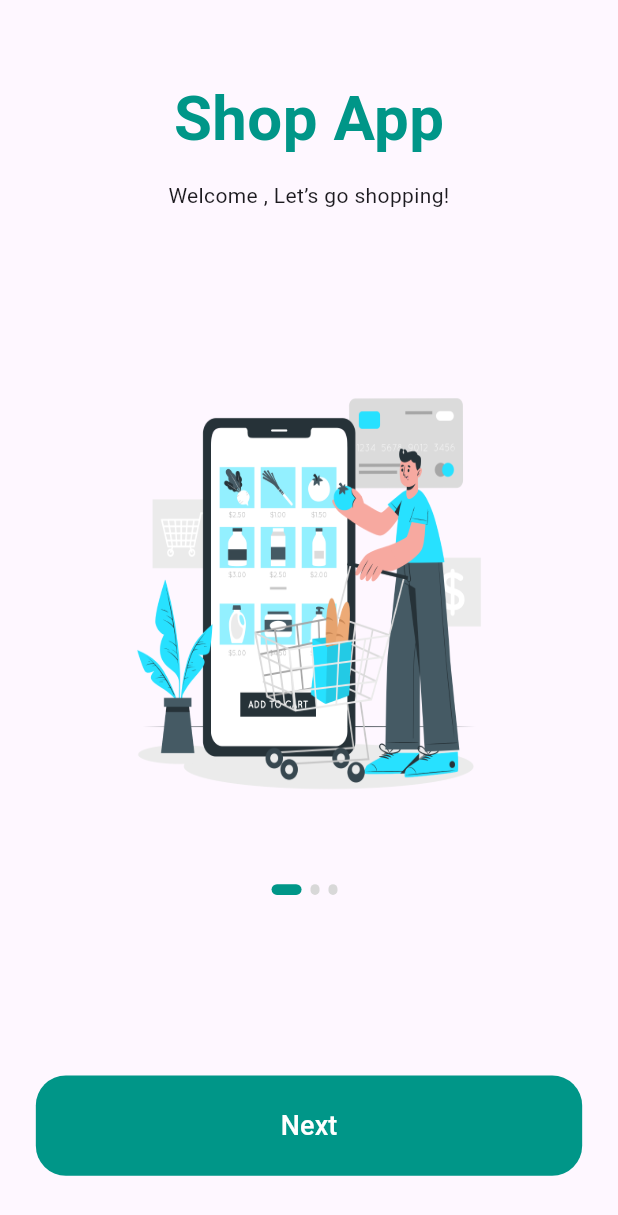
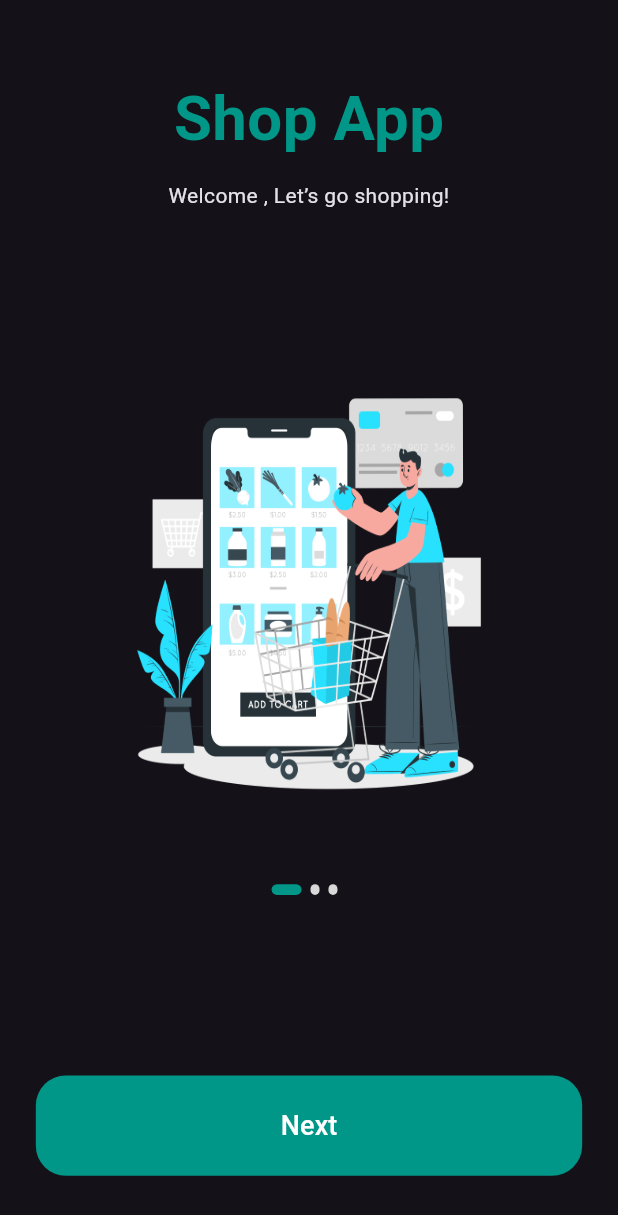
Before and after one commit to yousefelsayed409/E_Commerce_App_project, a Flutter app: the screen it shows after launch, on a phone screen of 412 x 824 dp. Shown: the top 1215 px of the screen. Run offline on Flutter 3.47's test engine with Material 3 defaults, Android fonts, the phone set to English and light mode, and no system bars; our stand-ins replace bloc, cached_network_image, card_swiper, circle_nav_bar, dio, flutter_bloc and 9 more; missing offline and left inert: dynamic_height_grid_view, flutter_paypal_checkout; accounts and stored records are empty.

Commit message:
add Light and dark theme

```diff
--- a/ecommerceapp/lib/core/app/app.dart
+++ b/ecommerceapp/lib/core/app/app.dart
@@ -3,12 +3,11 @@ import 'package:ecommerceapp/core/theme/enums/themstate.dart';
 import 'package:ecommerceapp/featuears/Layout/Layout_cubit.dart/cubit/layout_cubit.dart';
 import 'package:ecommerceapp/featuears/auth/signIn/manger/cubit/auth_login_cubit.dart';
 import 'package:ecommerceapp/featuears/auth/signUp/manger/manger/auth_cubit.dart';
-import 'package:ecommerceapp/featuears/cart/manger/cubit/cubit.dart';
+import 'package:ecommerceapp/featuears/cart/manger/paypal_cubit/cubit.dart';
 import 'package:flutter/material.dart';
 import 'package:flutter_bloc/flutter_bloc.dart';
 import 'package:flutter_screenutil/flutter_screenutil.dart';
 import '../routes/app_routes.dart';
-
 class App extends StatelessWidget {
   const App({super.key});
 
@@ -30,7 +29,7 @@ class App extends StatelessWidget {
         ),
         BlocProvider(
           create: (context) => LayoutCubit()
-          ..getProducts()
+            ..getProducts()
             ..getCarts()
             ..getfavorite()
             ..getBannersData()
@@ -38,17 +37,24 @@ class App extends StatelessWidget {
         ),
       ],
       child: ScreenUtilInit(
-        designSize: const Size(360, 690),
+           designSize: const Size(360, 690),
         minTextAdapt: true,
         splitScreenMode: true,
-        builder: (context, child) {
-          return const MaterialApp(
+    builder: (context, child) {
+      return BlocBuilder<ThemCubit, ThemState>(
+        builder: (context, state) {
+          ThemeData appTheme = state is AppLightThem
+              ? ThemeData.light()
+              : ThemeData.dark();
+
+          return MaterialApp(
+            theme: appTheme,
             debugShowCheckedModeBanner: false,
             initialRoute: AppRoute.splashScreen,
             onGenerateRoute: AppRoute.generateRoute,
           );
         },
-      ),
-    );
+      );
+  }));
   }
 }
--- a/ecommerceapp/lib/core/utils/constants.dart
+++ b/ecommerceapp/lib/core/utils/constants.dart
@@ -9,7 +9,7 @@ const secondColor = Color(0xff819f7f);
 const thirdColor = Color(0xfffdfbda);
 
 const fourthColor = Color(0xffd3d0a8);
-String? Token;
+// String? Token;
 String? currenpassword;
 
 const kPrimaryColor =
--- a/ecommerceapp/lib/core/widgets/api_constants.dart
+++ b/ecommerceapp/lib/core/widgets/api_constants.dart
@@ -18,6 +18,8 @@ class ApiContest {
   static const String integrationIdKiosk = '4564582';
 
   static String refCode = '';
+  static String clientId = "AQDmPCYzBgTzPfEFnldVqBziRICrVFd8aF0gc4fF-4GEDZa15S3xwVDHqJNaXoKTw1b0G6xlCcmrVLt9";
+  static String secretKey =  "EO7ouu9r4MtKweblbTRE5sqx_KHoG0sPKzJ466jmQ9q_Tu9uFACL1YjrRtzYGDdFyn-2YXEmcxLkOvGj";
 }
 
 class AppImages {
--- a/ecommerceapp/lib/featuears/cart/manger/cubit/cubit.dart
+++ b/ecommerceapp/lib/featuears/cart/manger/paypal_cubit/cubit.dart
@@ -3,7 +3,7 @@ import 'package:ecommerceapp/core/widgets/api_constants.dart';
 import 'package:ecommerceapp/featuears/cart/data/models/authentication_request_model.dart';
 import 'package:ecommerceapp/featuears/cart/data/models/order_registration_model.dart';
 import 'package:ecommerceapp/featuears/cart/data/models/payment_reqeust_model.dart';
-import 'package:ecommerceapp/featuears/cart/manger/cubit/state.dart';
+import 'package:ecommerceapp/featuears/cart/manger/paypal_cubit/state.dart';
 import 'package:flutter_bloc/flutter_bloc.dart';
 
 
--- a/ecommerceapp/lib/featuears/cart/widget/Cart_Chek_out.dart
+++ b/ecommerceapp/lib/featuears/cart/widget/Cart_Chek_out.dart
@@ -91,7 +91,7 @@ class _CheckoutCardState extends State<CheckoutCard> {
                 onTap: () {
                   Navigator.pop(context);
                   Navigator.of(context).push(MaterialPageRoute(
-                    builder: (BuildContext context) =>  PayPal(),
+                    builder: (BuildContext context) =>  const PayPalScreen(),
                   ));
                 },
                 child: Container(
@@ -112,7 +112,7 @@ class _CheckoutCardState extends State<CheckoutCard> {
                 onTap: () {
                   Navigator.pop(context);
                   Navigator.of(context).push(MaterialPageRoute(
-                    builder: (BuildContext context) => const CompletPayScreen(),
+                    builder: (BuildContext context) => const PayMobScreen(),
                   ));
                 },
                 child: Container(
```
Also changed, not shown: ecommerceapp/lib/featuears/Layout/Layout_cubit.dart/cubit/layout_cubit.dart (+4 -4 lines), ecommerceapp/lib/featuears/cart/pay_mob_view.dart (+18 -17 lines), ecommerceapp/lib/featuears/cart/toggle_screen.dart (+9 -8 lines), ecommerceapp/lib/featuears/cart/widget/pay_pal_view.dart (+11 -12 lines), ecommerceapp/lib/featuears/profile/my_account_screen.dart (+4 -4 lines), ecommerceapp/lib/featuears/profile/setting_view.dart (+3 -11 lines), ecommerceapp/lib/featuears/cart/data/mang/paymob_cubit/paymob_cubit.dart (renamed from ecommerceapp/lib/featuears/cart/data/mang/cubit/paymob_cubit.dart), ecommerceapp/lib/featuears/cart/data/mang/paymob_cubit/paymob_state.dart (renamed from ecommerceapp/lib/featuears/cart/data/mang/cubit/paymob_state.dart), ecommerceapp/lib/featuears/cart/manger/paypal_cubit/state.dart (renamed from ecommerceapp/lib/featuears/cart/manger/cubit/state.dart).
